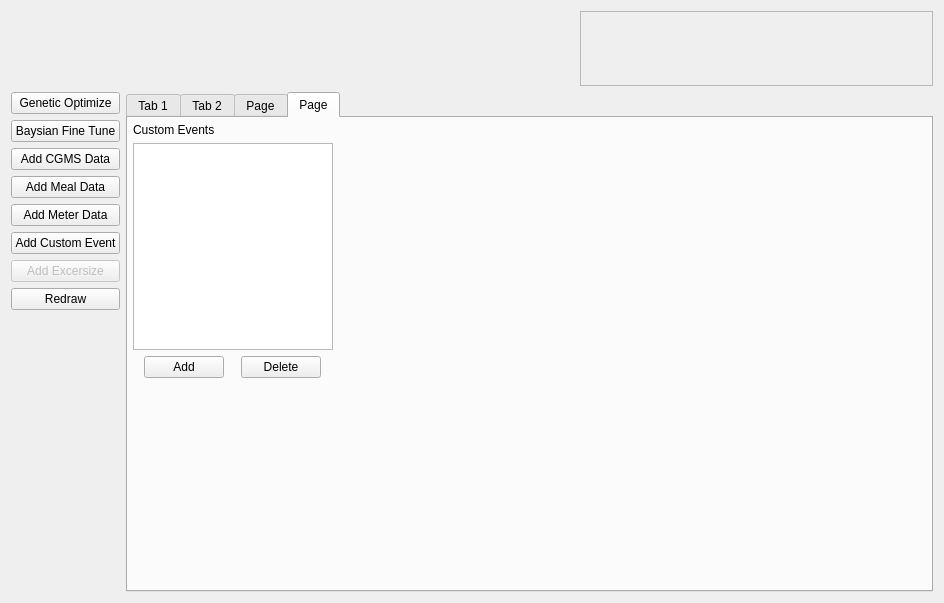
Qt form dubs/nlsimpleguiwindow.ui (nuraiman/diabetes-understanding-by-simulation) before a commit.
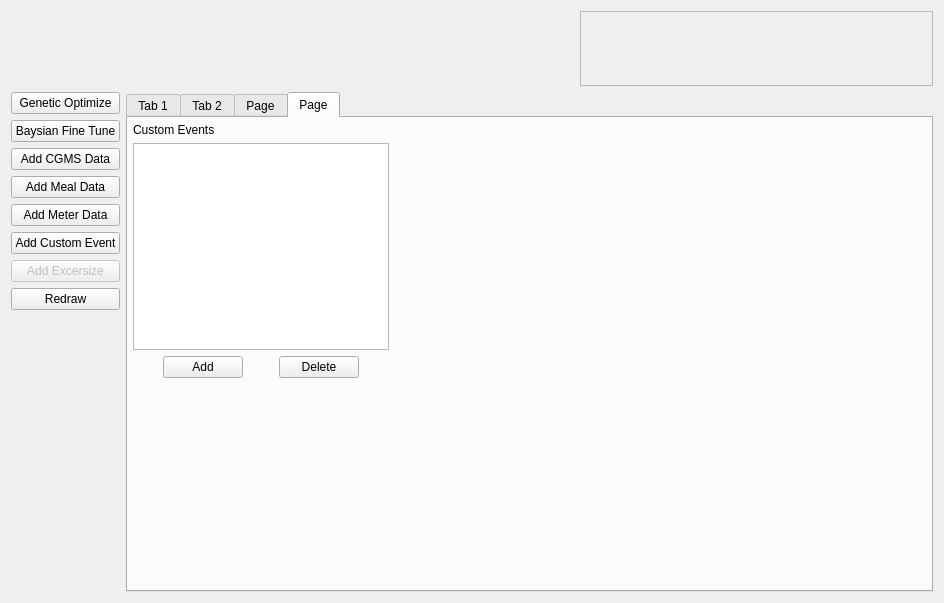
The same form after that commit. Custom widgets are drawn as their Qt base class.

Commit message: Make Custom Event Tab Functional (~3 hours)

The edit to the form file:
```diff
--- a/dubs/nlsimpleguiwindow.ui
+++ b/dubs/nlsimpleguiwindow.ui
@@ -536,25 +536,43 @@
                </layout>
               </item>
               <item>
-               <widget class="QListView" name="customEventListView">
+               <widget class="QTableView" name="customEventView">
                 <property name="sizePolicy">
-                 <sizepolicy hsizetype="Maximum" vsizetype="Expanding">
+                 <sizepolicy hsizetype="Fixed" vsizetype="Expanding">
                   <horstretch>0</horstretch>
                   <verstretch>0</verstretch>
                  </sizepolicy>
                 </property>
-                <property name="minimumSize">
-                 <size>
-                  <width>200</width>
-                  <height>0</height>
-                 </size>
+                <property name="selectionMode">
+                 <enum>QAbstractItemView::SingleSelection</enum>
                 </property>
-                <property name="maximumSize">
-                 <size>
-                  <width>225</width>
-                  <height>16777215</height>
-                 </size>
+                <property name="selectionBehavior">
+                 <enum>QAbstractItemView::SelectRows</enum>
                 </property>
+                <attribute name="horizontalHeaderVisible">
+                 <bool>false</bool>
+                </attribute>
+                <attribute name="horizontalHeaderStretchLastSection">
+                 <bool>false</bool>
+                </attribute>
+                <attribute name="verticalHeaderVisible">
+                 <bool>false</bool>
+                </attribute>
+                <attribute name="verticalHeaderStretchLastSection">
+                 <bool>false</bool>
+                </attribute>
+                <attribute name="verticalHeaderVisible">
+                 <bool>false</bool>
+                </attribute>
+                <attribute name="horizontalHeaderStretchLastSection">
+                 <bool>false</bool>
+                </attribute>
+                <attribute name="horizontalHeaderVisible">
+                 <bool>false</bool>
+                </attribute>
+                <attribute name="verticalHeaderStretchLastSection">
+                 <bool>false</bool>
+                </attribute>
                </widget>
               </item>
               <item>
```
Left out of the diff: 2 changed lines with no effect on the pictures. The commit also changes 3 other files.
